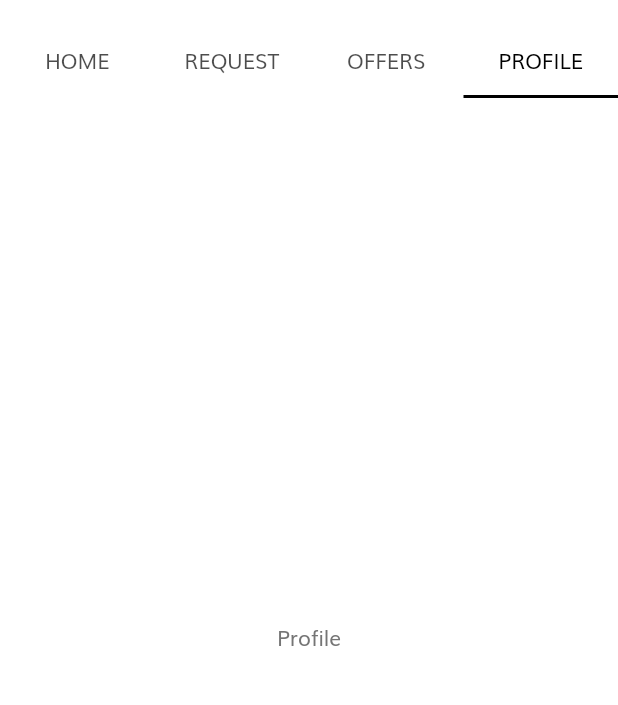
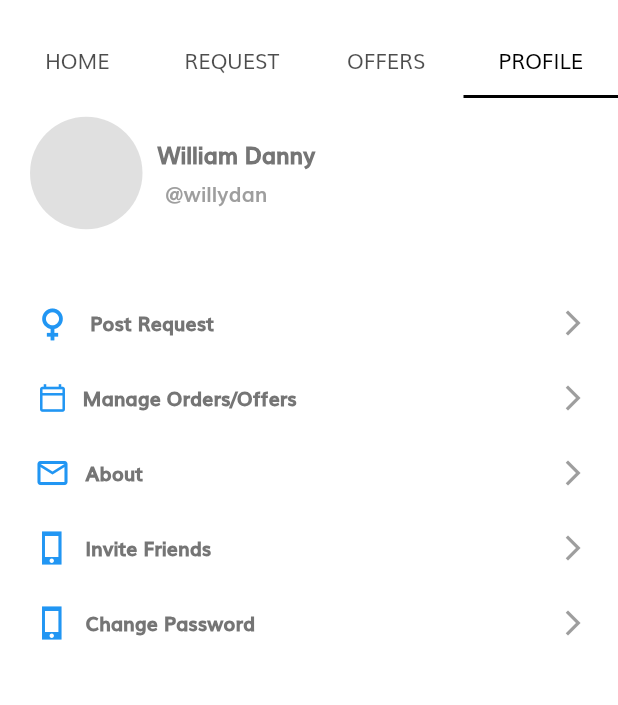
Before and after one commit to Zamama-Zaman/ecommerce_app, a Flutter app: the MainScreen screen opened by its route, tab 4 chosen, on a phone screen of 412 x 824 dp, the part 58-763 px from its top. Run offline on Flutter 3.47's test engine with Material 2 defaults, Android fonts, the phone set to English and light mode, and no system bars; our stand-ins replace carousel_pro, flutter_svg.

Commit message:
Updated Code

```diff
--- a/lib/screens/main_screen/main_screen.dart
+++ b/lib/screens/main_screen/main_screen.dart
@@ -3,6 +3,7 @@
 import 'package:flutter/material.dart';
 import 'package:nidhub_app/screens/home/home_screen.dart';
 import 'package:nidhub_app/screens/place_offer/place_offer_screen.dart';
+import 'package:nidhub_app/screens/profile/profile_screen.dart';
 import 'package:nidhub_app/screens/request/request_screen.dart';
 import 'package:nidhub_app/screens/review_offers/review_offers_screen.dart';
 
@@ -74,7 +75,7 @@ class _MainScreenState extends State<MainScreen>
           HomeScreen(),
           RequestScreen(),
           ReviewOffersScreen(),
-          Center(child: Text("Profile")),
+          ProfileScreen(),
         ],
       ),
     );
--- /dev/null
+++ b/lib/screens/profile/profile_screen.dart
@@ -0,0 +1,238 @@
+// ignore_for_file: prefer_const_constructors, prefer_const_literals_to_create_immutables
+
+import 'package:flutter/material.dart';
+
+class ProfileScreen extends StatelessWidget {
+  const ProfileScreen({Key? key}) : super(key: key);
+
+  @override
+  Widget build(BuildContext context) {
+    return Scaffold(
+      body: Padding(
+        padding: const EdgeInsets.symmetric(horizontal: 20.0),
+        child: Column(
+          children: [
+            Container(
+              height: 100,
+              width: double.infinity,
+              color: Colors.transparent,
+              child: Row(
+                children: [
+                  Container(
+                    height: 75,
+                    width: 75,
+                    decoration: BoxDecoration(
+                      color: Colors.grey.shade300,
+                      borderRadius: BorderRadius.circular(50),
+                    ),
+                  ),
+                  SizedBox(width: 10),
+                  Column(
+                    mainAxisAlignment: MainAxisAlignment.center,
+                    crossAxisAlignment: CrossAxisAlignment.start,
+                    children: [
+                      Text(
+                        "William Danny",
+                        style: TextStyle(
+                          fontWeight: FontWeight.w900,
+                          fontSize: 15,
+                        ),
+                      ),
+                      SizedBox(height: 5),
+                      Padding(
+                        padding: const EdgeInsets.symmetric(horizontal: 5.0),
+                        child: Text(
+                          "@willydan",
+                          style: TextStyle(
+                            fontWeight: FontWeight.w800,
+                            color: Colors.grey,
+                          ),
+                        ),
+                      ),
+                    ],
+                  ),
+                ],
+              ),
+            ),
+            SizedBox(height: 30),
+            Container(
+              height: 40,
+              width: double.infinity,
+              decoration: BoxDecoration(
+                color: Colors.transparent,
+              ),
+              child: Row(
+                children: [
+                  Icon(
+                    Icons.female,
+                    color: Colors.blue,
+                    size: 30,
+                  ),
+                  SizedBox(width: 10),
+                  Text(
+                    "Post Request",
+                    style: TextStyle(
+                      fontWeight: FontWeight.w900,
+                      fontSize: 13,
+                    ),
+                  ),
+                  Spacer(),
+                  Icon(
+                    Icons.arrow_forward_ios,
+                    size: 20,
+                    color: Colors.grey,
+                  ),
+                ],
+              ),
+            ),
+            SizedBox(height: 10),
+            Container(
+              height: 40,
+              width: double.infinity,
+              decoration: BoxDecoration(
+                color: Colors.transparent,
+              ),
+              child: Row(
+                children: [
+                  SizedBox(width: 5),
+                  Icon(
+                    Icons.calendar_today_outlined,
+                    color: Colors.blue,
+                    size: 20,
+                  ),
+                  SizedBox(width: 10),
+                  Text(
+                    "Manage Orders/Offers",
+                    style: TextStyle(
+                      fontWeight: FontWeight.w900,
+                      fontSize: 13,
+                    ),
+                  ),
+                  Spacer(),
+                  Icon(
+                    Icons.arrow_forward_ios,
+                    size: 20,
+                    color: Colors.grey,
+                  ),
+                ],
+              ),
+            ),
+            SizedBox(height: 10),
+            Container(
+              height: 40,
+              width: double.infinity,
+              decoration: BoxDecoration(
+                color: Colors.transparent,
+              ),
+              child: Row(
+                children: [
+                  SizedBox(width: 3),
+                  Icon(
+                    Icons.mail_outline,
+                    color: Colors.blue,
+                    size: 24,
+                  ),
+                  SizedBox(width: 10),
+                  Text(
+                    "About",
+                    style: TextStyle(
+                      fontWeight: FontWeight.w900,
+                      fontSize: 13,
+                    ),
+                  ),
+                  Spacer(),
+                  Icon(
+                    Icons.arrow_forward_ios,
+                    size: 20,
+                    color: Colors.grey,
+                  ),
+                ],
+              ),
+            ),
+            SizedBox(height: 10),
+            Container(
+              height: 40,
+              width: double.infinity,
+              decoration: BoxDecoration(
+                color: Colors.transparent,
+              ),
+              child: Row(
+                children: [
+                  SizedBox(width: 3),
+                  Icon(
+                    Icons.phone_iphone_sharp,
+                    color: Colors.blue,
+                    size: 24,
+                  ),
+                  SizedBox(width: 10),
+                  Text(
+                    "Invite Friends",
+                    style: TextStyle(
+                      fontWeight: FontWeight.w900,
+                      fontSize: 13,
+                    ),
+                  ),
+                  Spacer(),
+                  Icon(
+                    Icons.arrow_forward_ios,
+                    size: 20,
+                    color: Colors.grey,
+                  ),
+                ],
+              ),
+            ),
+            SizedBox(height: 10),
+            // Container(
+            //   height: 30,
+            //   width: double.infinity,
+            //   decoration: BoxDecoration(
+            //     color: Colors.blue,
+            //     borderRadius: BorderRadius.circular(7),
+            //   ),
+            //   alignment: Alignment.center,
+            //   child: Text(
+            //     "Copy Link",
+            //     style: TextStyle(
+            //       fontWeight: FontWeight.w900,
+            //       color: Colors.white,
+            //     ),
+            //   ),
+            // ),
+            // SizedBox(height: 10),
+            Container(
+              height: 40,
+              width: double.infinity,
+              decoration: BoxDecoration(
+                color: Colors.transparent,
+              ),
+              child: Row(
+                children: [
+                  SizedBox(width: 3),
+                  Icon(
+                    Icons.phone_iphone_sharp,
+                    color: Colors.blue,
+                    size: 24,
+                  ),
+                  SizedBox(width: 10),
+                  Text(
+                    "Change Password",
+                    style: TextStyle(
+                      fontWeight: FontWeight.w900,
+                      fontSize: 13,
+                    ),
+                  ),
+                  Spacer(),
+                  Icon(
+                    Icons.arrow_forward_ios,
+                    size: 20,
+                    color: Colors.grey,
+                  ),
+                ],
+              ),
+            ),
+          ],
+        ),
+      ),
+    );
+  }
+}
```
